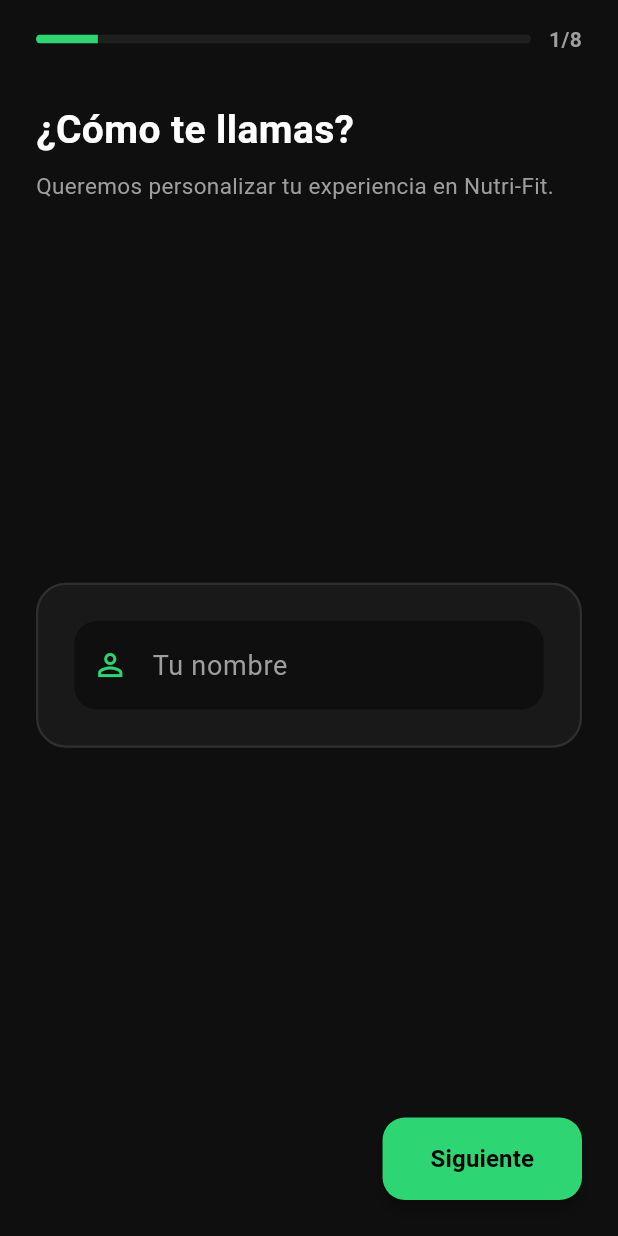
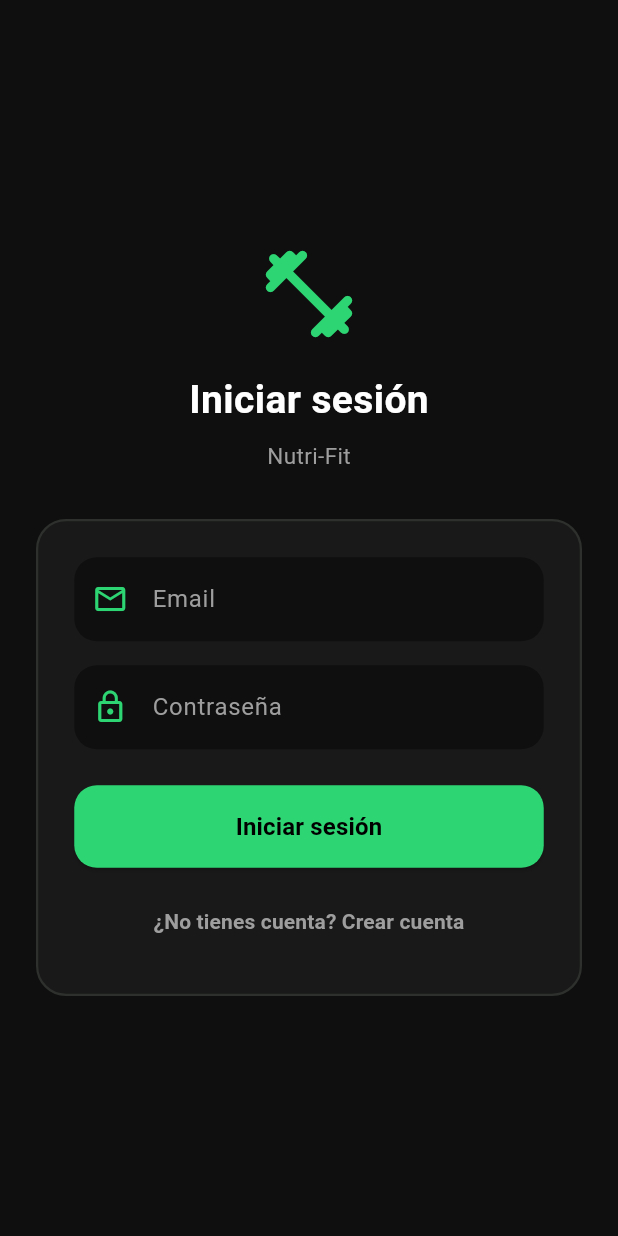
Before and after one commit to AlexPrietoRomani/nutri-fit, a Flutter app: the screen it shows after launch, on a phone screen of 412 x 824 dp. Run offline on Flutter 3.47's test engine with Material 3 defaults, Android fonts, the phone set to English and light mode, and no system bars; our stand-ins replace flutter_secure_storage, image_picker, supabase_flutter; accounts and stored records are empty.

Commit message:
feat(auth-frontend): pantalla de login/signup y AuthGate reactivo
Añade auth_screen.dart (login y signup con validación local, manejo de AuthException) y un AuthGate en main.dart que escucha auth.onAuthStateChange: sin sesión muestra el login, con sesión pasa a InitialCheckScreen (que sigue decidiendo Onboarding vs Dashboard). Logout agregado en el AppBar del Dashboard. auth_screen_test.dart cubre la validación de campos y los estados de error sin tocar red real.

```diff
--- /dev/null
+++ b/frontend/lib/features/auth/auth_screen.dart
@@ -0,0 +1,228 @@
+import 'package:flutter/material.dart';
+import 'package:supabase_flutter/supabase_flutter.dart';
+
+/// Pantalla única de autenticación (login/signup) contra GoTrue vía Supabase.
+class AuthScreen extends StatefulWidget {
+  const AuthScreen({super.key});
+
+  @override
+  State<AuthScreen> createState() => _AuthScreenState();
+}
+
+class _AuthScreenState extends State<AuthScreen> {
+  final _emailController = TextEditingController();
+  final _passwordController = TextEditingController();
+
+  bool _isSignUp = false;
+  bool _isLoading = false;
+  String? _errorMessage;
+
+  @override
+  void dispose() {
+    _emailController.dispose();
+    _passwordController.dispose();
+    super.dispose();
+  }
+
+  /// Validación básica local antes de golpear la red.
+  String? _validate() {
+    final email = _emailController.text.trim();
+    final password = _passwordController.text;
+    if (email.isEmpty || !email.contains('@')) {
+      return 'Ingresa un email válido.';
+    }
+    if (password.length < 6) {
+      return 'La contraseña debe tener al menos 6 caracteres.';
+    }
+    return null;
+  }
+
+  Future<void> _submit() async {
+    final validationError = _validate();
+    if (validationError != null) {
+      setState(() => _errorMessage = validationError);
+      return;
+    }
+
+    setState(() {
+      _isLoading = true;
+      _errorMessage = null;
+    });
+
+    final email = _emailController.text.trim();
+    final password = _passwordController.text;
+
+    try {
+      if (_isSignUp) {
+        await Supabase.instance.client.auth.signUp(
+          email: email,
+          password: password,
+        );
+      } else {
+        await Supabase.instance.client.auth.signInWithPassword(
+          email: email,
+          password: password,
+        );
+      }
+      // Éxito: AuthGate reacciona solo vía onAuthStateChange, no hace falta navegar.
+    } on AuthException catch (e) {
+      setState(() => _errorMessage = e.message);
+    } catch (e) {
+      setState(() => _errorMessage = 'Error inesperado: $e');
+    } finally {
+      if (mounted) {
+        setState(() => _isLoading = false);
+      }
+    }
+  }
+
+  void _toggleMode() {
+    setState(() {
+      _isSignUp = !_isSignUp;
+      _errorMessage = null;
+    });
+  }
+
+  @override
+  Widget build(BuildContext context) {
+    return Scaffold(
+      backgroundColor: const Color(0xFF0E0F0E),
+      body: SafeArea(
+        child: Center(
+          child: SingleChildScrollView(
+            padding: const EdgeInsets.symmetric(horizontal: 24.0),
+            child: Column(
+              mainAxisSize: MainAxisSize.min,
+              children: [
+                const Icon(
+                  Icons.fitness_center_rounded,
+                  size: 72,
+                  color: Color(0xFF2ED573),
+                ),
+                const SizedBox(height: 16),
+                Text(
+                  _isSignUp ? 'Crear cuenta' : 'Iniciar sesión',
+                  style: const TextStyle(
+                    color: Colors.white,
+                    fontSize: 26,
+                    fontWeight: FontWeight.bold,
+                  ),
+                ),
+                const SizedBox(height: 8),
+                const Text(
+                  'Nutri-Fit',
+                  style: TextStyle(color: Colors.grey, fontSize: 15),
+                ),
+                const SizedBox(height: 32),
+                Container(
+                  padding: const EdgeInsets.all(24),
+                  decoration: BoxDecoration(
+                    color: const Color(0xFF1E201E).withOpacity(0.6),
+                    borderRadius: BorderRadius.circular(20),
+                    border: Border.all(color: const Color(0xFF2D302D), width: 1.5),
+                  ),
+                  child: Column(
+                    children: [
+                      TextField(
+                        key: const Key('email_field'),
+                        controller: _emailController,
+                        keyboardType: TextInputType.emailAddress,
+                        style: const TextStyle(color: Colors.white, fontSize: 16),
+                        decoration: InputDecoration(
+                          hintText: 'Email',
+                          hintStyle: const TextStyle(color: Colors.grey),
+                          prefixIcon: const Icon(Icons.email_outlined, color: Color(0xFF2ED573)),
+                          filled: true,
+                          fillColor: const Color(0xFF0E0F0E),
+                          border: OutlineInputBorder(
+                            borderRadius: BorderRadius.circular(15),
+                            borderSide: BorderSide.none,
+                          ),
+                          focusedBorder: OutlineInputBorder(
+                            borderRadius: BorderRadius.circular(15),
+                            borderSide: const BorderSide(color: Color(0xFF2ED573), width: 1.5),
+                          ),
+                        ),
+                      ),
+                      const SizedBox(height: 16),
+                      TextField(
+                        key: const Key('password_field'),
+                        controller: _passwordController,
+                        obscureText: true,
+                        style: const TextStyle(color: Colors.white, fontSize: 16),
+                        decoration: InputDecoration(
+                          hintText: 'Contraseña',
+                          hintStyle: const TextStyle(color: Colors.grey),
+                          prefixIcon: const Icon(Icons.lock_outline, color: Color(0xFF2ED573)),
+                          filled: true,
+                          fillColor: const Color(0xFF0E0F0E),
+                          border: OutlineInputBorder(
+                            borderRadius: BorderRadius.circular(15),
+                            borderSide: BorderSide.none,
+                          ),
+                          focusedBorder: OutlineInputBorder(
+                            borderRadius: BorderRadius.circular(15),
+                            borderSide: const BorderSide(color: Color(0xFF2ED573), width: 1.5),
+                          ),
+                        ),
+                      ),
+                      if (_errorMessage != null) ...[
+                        const SizedBox(height: 16),
+                        Text(
+                          _errorMessage!,
+                          key: const Key('auth_error_text'),
+                          style: const TextStyle(color: Colors.redAccent, fontSize: 13),
+                          textAlign: TextAlign.center,
+                        ),
+                      ],
+                      const SizedBox(height: 24),
+                      SizedBox(
+                        width: double.infinity,
+                        child: ElevatedButton(
+                          key: const Key('submit_button'),
+                          style: ElevatedButton.styleFrom(
+                            backgroundColor: const Color(0xFF2ED573),
+                            foregroundColor: Colors.black,
+                            padding: const EdgeInsets.symmetric(vertical: 16),
+                            shape: RoundedRectangleBorder(
+                              borderRadius: BorderRadius.circular(15),
+                            ),
+                          ),
+                          onPressed: _isLoading ? null : _submit,
+                          child: _isLoading
+                              ? const SizedBox(
+                                  width: 22,
+                                  height: 22,
+                                  child: CircularProgressIndicator(
+                                    strokeWidth: 2.5,
+                                    valueColor: AlwaysStoppedAnimation<Color>(Colors.black),
+                                  ),
+                                )
+                              : Text(
+                                  _isSignUp ? 'Crear cuenta' : 'Iniciar sesión',
+                                  style: const TextStyle(fontWeight: FontWeight.bold, fontSize: 16),
+                                ),
+                        ),
+                      ),
+                      const SizedBox(height: 12),
+                      TextButton(
+                        key: const Key('toggle_mode_button'),
+                        onPressed: _isLoading ? null : _toggleMode,
+                        child: Text(
+                          _isSignUp
+                              ? '¿Ya tienes cuenta? Inicia sesión'
+                              : '¿No tienes cuenta? Crear cuenta',
+                          style: const TextStyle(color: Colors.grey, fontWeight: FontWeight.bold),
+                        ),
+                      ),
+                    ],
+                  ),
+                ),
+              ],
+            ),
+          ),
+        ),
+      ),
+    );
+  }
+}
--- a/frontend/lib/features/dashboard/dashboard_screen.dart
+++ b/frontend/lib/features/dashboard/dashboard_screen.dart
@@ -1,5 +1,6 @@
 import 'package:flutter/material.dart';
 import 'package:provider/provider.dart';
+import 'package:supabase_flutter/supabase_flutter.dart';
 import '../nutrition/nutrition_provider.dart';
 import '../training/training_provider.dart';
 import '../auth/onboarding_provider.dart';
@@ -85,6 +86,12 @@
           IconButton(
             icon: const Icon(Icons.refresh_rounded, color: Color(0xFF2ED573)),
             onPressed: _refreshData,
+          ),
+          IconButton(
+            key: const Key('logout_button'),
+            icon: const Icon(Icons.logout_rounded, color: Colors.grey),
+            tooltip: 'Cerrar sesión',
+            onPressed: () => Supabase.instance.client.auth.signOut(),
           ),
         ],
       ),
--- a/frontend/lib/main.dart
+++ b/frontend/lib/main.dart
@@ -1,7 +1,8 @@
 import 'package:flutter/material.dart';
 import 'package:provider/provider.dart';
+import 'package:supabase_flutter/supabase_flutter.dart';
 import 'core/supabase_config.dart';
-import 'core/constants.dart';
+import 'features/auth/auth_screen.dart';
 import 'features/auth/onboarding_provider.dart';
 import 'features/auth/onboarding_screen.dart';
 import 'features/nutrition/nutrition_provider.dart';
@@ -69,13 +70,37 @@
       ),
       initialRoute: '/',
       routes: {
-        '/': (context) => const InitialCheckScreen(),
+        '/': (context) => const AuthGate(),
         '/onboarding': (context) => const OnboardingScreen(),
         '/dashboard': (context) => const DashboardScreen(),
         '/diary': (context) => const DiaryScreen(),
         '/training': (context) => const WorkoutScreen(),
         '/chat': (context) => const ChatScreen(),
         '/ai-settings': (context) => const AiSettingsScreen(),
+      },
+    );
+  }
+}
+
+/// Gate reactivo a la sesión de Supabase: sin sesión muestra [AuthScreen],
+/// con sesión delega en [InitialCheckScreen] (Onboarding vs Dashboard).
+class AuthGate extends StatelessWidget {
+  const AuthGate({super.key});
+
+  @override
+  Widget build(BuildContext context) {
+    return StreamBuilder<AuthState>(
+      stream: SupabaseConfig.client.auth.onAuthStateChange,
+      initialData: AuthState(
+        AuthChangeEvent.initialSession,
+        SupabaseConfig.client.auth.currentSession,
+      ),
+      builder: (context, snapshot) {
+        final session = snapshot.data?.session ?? SupabaseConfig.client.auth.currentSession;
+        if (session == null) {
+          return const AuthScreen();
+        }
+        return const InitialCheckScreen();
       },
     );
   }
@@ -88,8 +113,7 @@
   Future<bool> _isProfileConfigured() async {
     try {
       final client = SupabaseConfig.client;
-      // Sin GoTrue usamos el UUID de dev; con auth real, el id del usuario.
-      final userId = client.auth.currentUser?.id ?? AppConstants.devUserId;
+      final userId = client.auth.currentUser!.id;
       final data = await client
           .from('users')
           .select('id')
```
Also changed, not shown: 1 other file.
